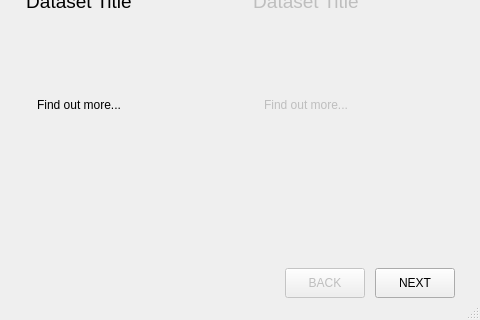
Old version of the form UI/Ui/dataset.ui in the repository MarkMolenmakerHU/INNO_xAITool; both pictures show x 320 to 800 and y 280 to 600 of the 800 by 600 pixel window.
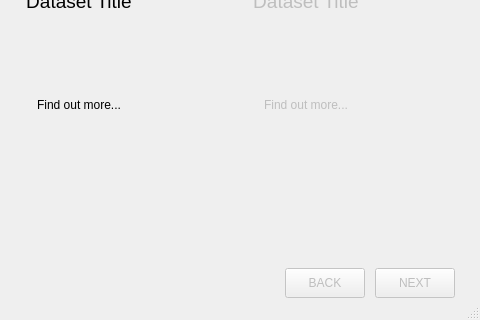
New version of the form. Icons and pictures are not drawn.

Commit message: redesigned aimodel window

```diff
--- a/UI/Ui/dataset.ui
+++ b/UI/Ui/dataset.ui
@@ -449,6 +449,9 @@
       </item>
       <item>
        <widget class="QPushButton" name="pushButton_next">
+        <property name="enabled">
+         <bool>false</bool>
+        </property>
         <property name="maximumSize">
          <size>
           <width>100</width>
```
Left out of the diff: 6 changed lines with no effect on the pictures. The commit also changes 5 other files.
